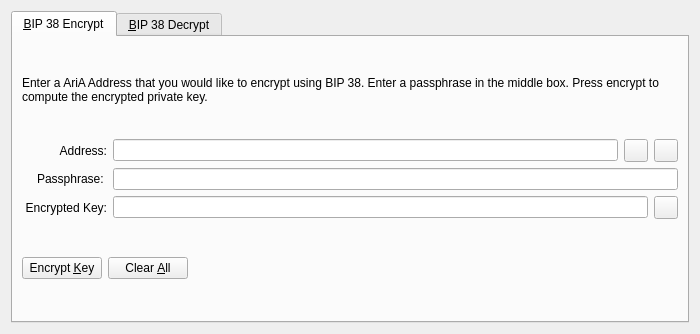
The window that src/qt/forms/bip38tooldialog.ui (nuronetech/Main) describes before a commit, drawn with Qt 5.
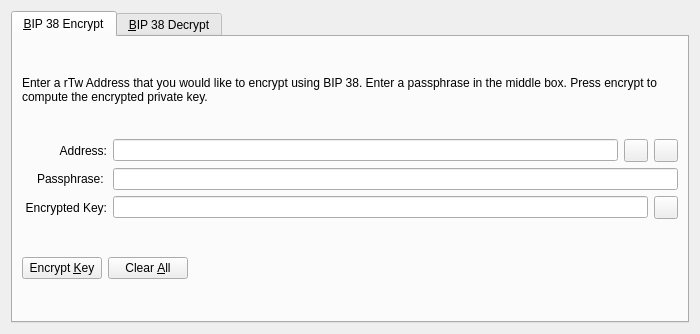
The same window after the commit. The open tabs and pages were chosen to show the change. Icons and pictures are not drawn. Custom widgets are drawn as their Qt base class.

What changed in the file:
```diff
--- a/src/qt/forms/bip38tooldialog.ui
+++ b/src/qt/forms/bip38tooldialog.ui
@@ -30,7 +30,7 @@
        <item>
         <widget class="QLabel" name="infoLabel_ENC">
          <property name="text">
-          <string>Enter a AriA Address that you would like to encrypt using BIP 38. Enter a passphrase in the middle box. Press encrypt to compute the encrypted private key.</string>
+          <string>Enter a rTw Address that you would like to encrypt using BIP 38. Enter a passphrase in the middle box. Press encrypt to compute the encrypted private key.</string>
          </property>
          <property name="textFormat">
           <enum>Qt::PlainText</enum>
```
Left out of the diff: 4 changed lines with no effect on the pictures.
